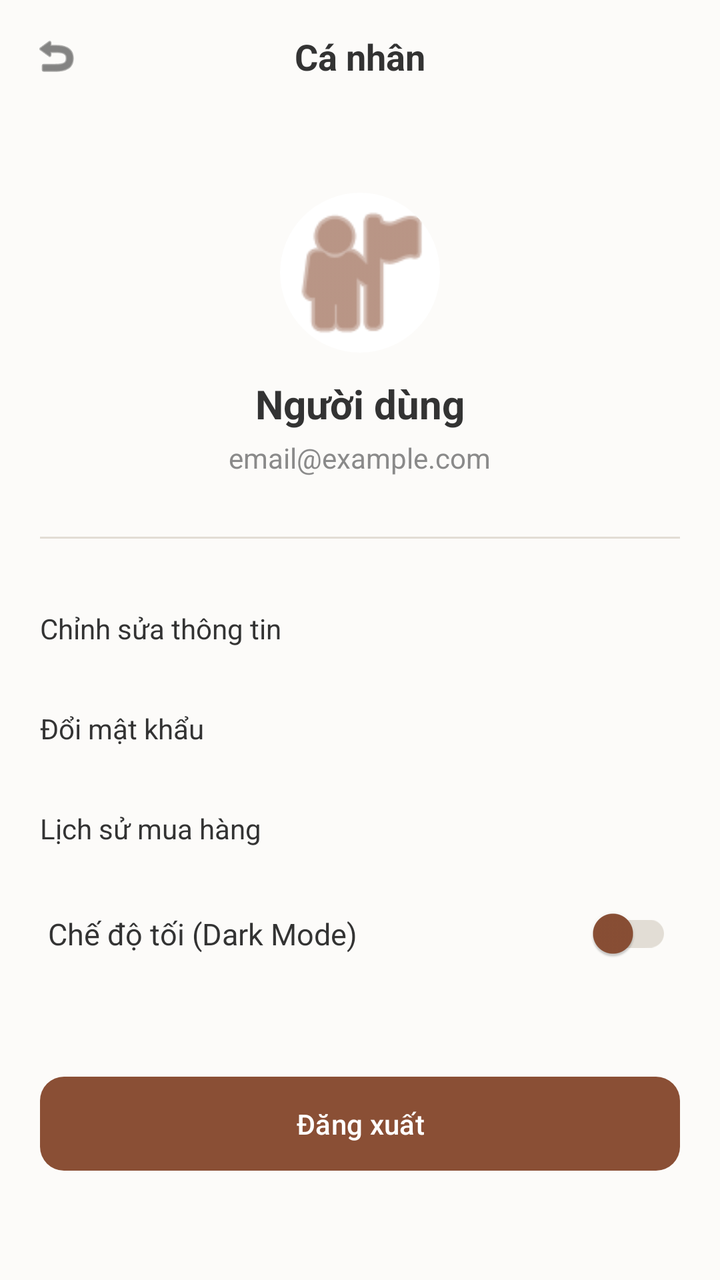
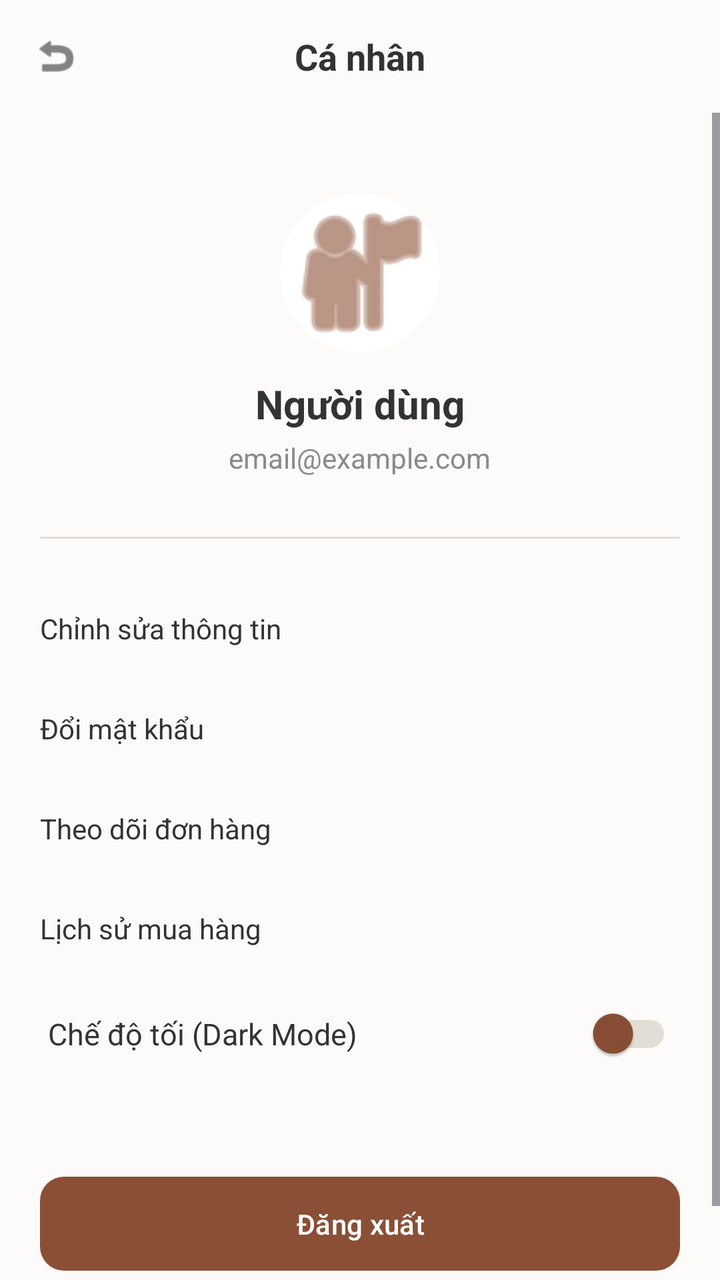

Two renders of the same Android screen: before a commit and after it. Below are the layout's source before the change and the commit's diff.
<!-- AndroidManifest.xml: application theme Theme.PetParadise -->
<!-- res/layout/activity_profile.xml -->
<?xml version="1.0" encoding="utf-8"?>
<LinearLayout xmlns:android="http://schemas.android.com/apk/res/android"
    xmlns:app="http://schemas.android.com/apk/res-auto"
    android:layout_width="match_parent"
    android:layout_height="match_parent"
    android:background="@color/bg_main"
    android:orientation="vertical">

    
    <RelativeLayout
        android:layout_width="match_parent"
        android:layout_height="wrap_content"
        android:padding="16dp">

        <ImageView
            android:id="@+id/btn_back"
            android:layout_width="24dp"
            android:layout_height="24dp"
            android:src="@android:drawable/ic_menu_revert"
            app:tint="@color/text_title" />

        <TextView
            android:layout_width="wrap_content"
            android:layout_height="wrap_content"
            android:layout_centerInParent="true"
            android:text="Cá nhân"
            android:textColor="@color/text_title"
            android:textSize="18sp"
            android:textStyle="bold" />
    </RelativeLayout>

    <ScrollView
        android:layout_width="match_parent"
        android:layout_height="match_parent">

        <LinearLayout
            android:layout_width="match_parent"
            android:layout_height="wrap_content"
            android:orientation="vertical"
            android:padding="20dp">

            
            <androidx.cardview.widget.CardView
                android:layout_width="80dp"
                android:layout_height="80dp"
                android:layout_gravity="center"
                android:layout_marginTop="20dp"
                app:cardCornerRadius="40dp"
                app:cardElevation="0dp">
                <ImageView
                    android:id="@+id/iv_profile_avatar"
                    android:layout_width="match_parent"
                    android:layout_height="match_parent"
                    android:scaleType="centerCrop"
                    android:src="@android:drawable/ic_menu_myplaces"
                    app:tint="@color/brown_main" />
            </androidx.cardview.widget.CardView>

            <TextView
                android:id="@+id/tv_profile_name"
                android:layout_width="wrap_content"
                android:layout_height="wrap_content"
                android:layout_gravity="center"
                android:layout_marginTop="12dp"
                android:text="Người dùng"
                android:textColor="@color/text_title"
                android:textSize="20sp"
                android:textStyle="bold" />

            <TextView
                android:id="@+id/tv_profile_email"
                android:layout_width="wrap_content"
                android:layout_height="wrap_content"
                android:layout_gravity="center"
                android:layout_marginTop="4dp"
                android:text="email@example.com"
                android:textColor="@color/text_subtitle"
                android:textSize="14sp" />

            
            <TextView
                android:id="@+id/btn_admin_mode"
                android:layout_width="wrap_content"
                android:layout_height="wrap_content"
                android:layout_gravity="center"
                android:layout_marginTop="16dp"
                android:background="@drawable/category_unselected"
                android:paddingHorizontal="16dp"
                android:paddingVertical="6dp"
                android:text="⚡ Chế độ quản trị"
                android:textColor="@color/brown_main"
                android:textSize="12sp"
                android:textStyle="bold"
                android:visibility="gone" />

            <View
                android:layout_width="match_parent"
                android:layout_height="1dp"
                android:layout_marginTop="30dp"
                android:background="@color/border_input" />

            
            <LinearLayout
                android:layout_width="match_parent"
                android:layout_height="wrap_content"
                android:layout_marginTop="20dp"
                android:orientation="vertical">

                <TextView
                    android:id="@+id/menu_edit_profile"
                    android:layout_width="match_parent"
                    android:layout_height="50dp"
                    android:gravity="center_vertical"
                    android:text="Chỉnh sửa thông tin"
                    android:textColor="@color/text_title"
                    android:clickable="true"
                    android:focusable="true"
                    android:background="?attr/selectableItemBackground" />

                <TextView
                    android:layout_width="match_parent"
                    android:layout_height="50dp"
                    android:gravity="center_vertical"
                    android:text="Đổi mật khẩu"
                    android:textColor="@color/text_title" />

                <TextView
                    android:id="@+id/menu_order_history"
                    android:layout_width="match_parent"
                    android:layout_height="50dp"
                    android:gravity="center_vertical"
                    android:text="Lịch sử mua hàng"
                    android:textColor="@color/text_title"
                    android:clickable="true"
                    android:focusable="true"
                    android:background="?attr/selectableItemBackground" />

                <RelativeLayout
                    android:id="@+id/menu_app_settings"
                    android:layout_width="match_parent"
                    android:layout_height="55dp"
                    android:clickable="true"
                    android:focusable="true"
                    android:background="?attr/selectableItemBackground"
                    android:paddingHorizontal="4dp">

                    <TextView
                        android:layout_width="wrap_content"
                        android:layout_height="wrap_content"
                        android:layout_centerVertical="true"
                        android:text="Chế độ tối (Dark Mode)"
                        android:textColor="@color/text_title"
                        android:textSize="15sp" />

                    <androidx.appcompat.widget.SwitchCompat
                        android:id="@+id/switch_dark_mode"
                        android:layout_width="wrap_content"
                        android:layout_height="wrap_content"
                        android:layout_alignParentEnd="true"
                        android:layout_centerVertical="true"
                        android:clickable="false"
                        android:focusable="false"
                        app:thumbTint="@color/brown_main"
                        app:trackTint="@color/border_input" />
                </RelativeLayout>
            </LinearLayout>

            
            <com.google.android.material.button.MaterialButton
                android:id="@+id/btn_logout"
                android:layout_width="match_parent"
                android:layout_height="55dp"
                android:layout_marginTop="40dp"
                android:layout_marginBottom="20dp"
                android:text="Đăng xuất"
                android:textAllCaps="false"
                android:textColor="@color/white"
                app:backgroundTint="@color/brown_main"
                app:cornerRadius="12dp" />

        </LinearLayout>
    </ScrollView>
</LinearLayout>
<!-- resources referenced by this layout -->
<resources>
  <color name="bg_main">#FCFBF9</color>
  <color name="border_input">#E2DDD5</color>
  <color name="brown_main">#8A4F35</color>
  <color name="text_subtitle">#8A8A8A</color>
  <color name="text_title">#333333</color>
  <color name="white">#FFFFFFFF</color>
  <!-- drawable category_unselected (drawable) -->
  <?xml version="1.0" encoding="utf-8"?>
  <shape xmlns:android="http://schemas.android.com/apk/res/android">
      <solid android:color="#F0ECE8"/>
      <corners android:radius="20dp"/>
  </shape>
  <style name="Theme.PetParadise" parent="Base.Theme.PetParadise" />
  <style name="Base.Theme.PetParadise" parent="Theme.Material3.DayNight.NoActionBar">
          
          
      </style>
</resources>

<!-- the commit's change to res/layout/activity_profile.xml (unified diff, before → after) -->
@@ -125,6 +125,17 @@
                     android:textColor="@color/text_title" />
 
                 <TextView
+                    android:id="@+id/menu_order_tracking"
+                    android:layout_width="match_parent"
+                    android:layout_height="50dp"
+                    android:gravity="center_vertical"
+                    android:text="Theo dõi đơn hàng"
+                    android:textColor="@color/text_title"
+                    android:clickable="true"
+                    android:focusable="true"
+                    android:background="?attr/selectableItemBackground" />
+
+                <TextView
                     android:id="@+id/menu_order_history"
                     android:layout_width="match_parent"
                     android:layout_height="50dp"
